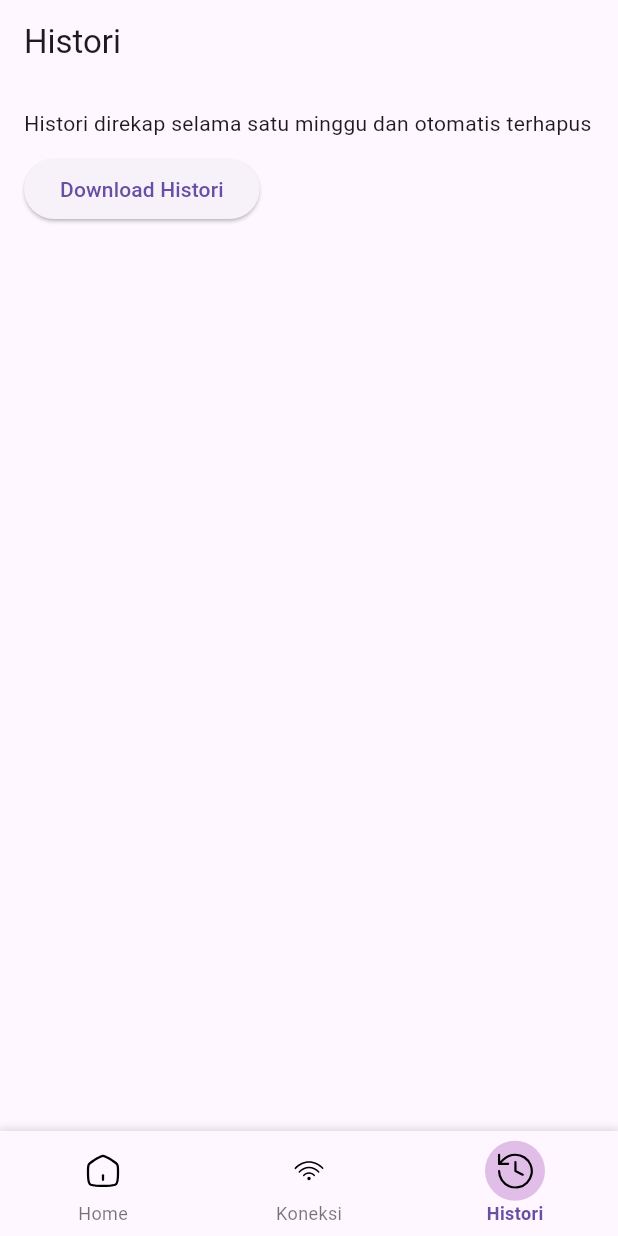
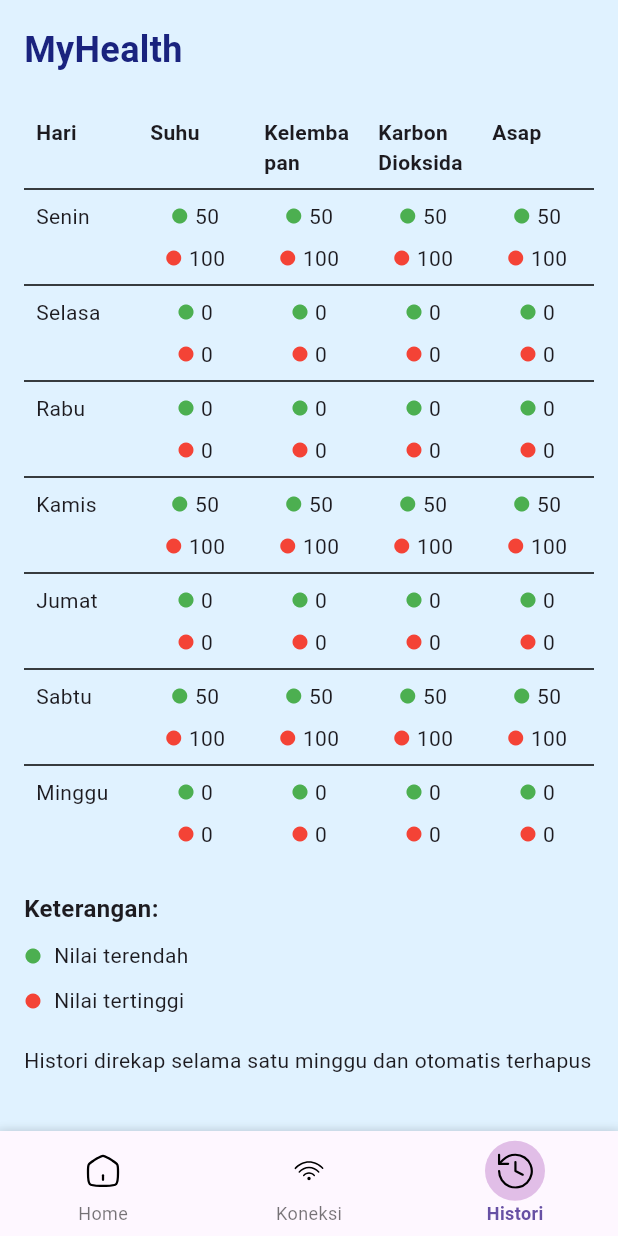
Before and after one commit to RafiHana/MyHealth-App, a Flutter app: the screen it shows after launch, item 3 of the bottom bar chosen, on a phone screen of 412 x 824 dp. Run offline on Flutter 3.47's test engine with Material 3 defaults, Android fonts, the phone set to English and light mode, and no system bars; our stand-ins replace flutter_svg.

Commit message:
update UI hitory

```diff
--- a/lib/pages/history_page.dart
+++ b/lib/pages/history_page.dart
@@ -4,19 +4,143 @@ class HistoryPage extends StatelessWidget {
   @override
   Widget build(BuildContext context) {
     return Scaffold(
-      appBar: AppBar(title: Text('Histori')),
-      body: Padding(
-        padding: const EdgeInsets.all(16.0),
-        child: Column(
-          crossAxisAlignment: CrossAxisAlignment.start,
-          children: [
-            Text('Histori direkap selama satu minggu dan otomatis terhapus',
-                style: TextStyle(fontSize: 14)),
-            SizedBox(height: 10),
-            ElevatedButton(onPressed: () {}, child: Text('Download Histori')),
-          ],
+      backgroundColor: const Color(0xFFE0F2FF),
+      body: SafeArea(
+        child: SingleChildScrollView( // Tambahkan SingleChildScrollView di sini
+          child: Padding(
+            padding: const EdgeInsets.all(16.0),
+            child: Column(
+              crossAxisAlignment: CrossAxisAlignment.start,
+              children: [
+                Text(
+                  "MyHealth",
+                  style: TextStyle(
+                    fontSize: 24,
+                    fontWeight: FontWeight.bold,
+                    color: Colors.indigo.shade900,
+                  ),
+                ),
+                const SizedBox(height: 20),
+                Table(
+                  border: TableBorder(
+                    horizontalInside: BorderSide(color: Colors.black, width: 1),
+                  ),
+                  columnWidths: const {
+                    0: FlexColumnWidth(2),
+                    1: FlexColumnWidth(2),
+                    2: FlexColumnWidth(2),
+                    3: FlexColumnWidth(2),
+                    4: FlexColumnWidth(2),
+                  },
+                  children: [
+                    const TableRow(
+                      decoration: BoxDecoration(),
+                      children: [
+                        Padding(
+                          padding: EdgeInsets.all(8.0),
+                          child: Text('Hari', style: TextStyle(fontWeight: FontWeight.bold)),
+                        ),
+                        Padding(
+                          padding: EdgeInsets.all(8.0),
+                          child: Text('Suhu', style: TextStyle(fontWeight: FontWeight.bold)),
+                        ),
+                        Padding(
+                          padding: EdgeInsets.all(8.0),
+                          child: Text('Kelembapan', style: TextStyle(fontWeight: FontWeight.bold)),
+                        ),
+                        Padding(
+                          padding: EdgeInsets.all(8.0),
+                          child: Text('Karbon Dioksida', style: TextStyle(fontWeight: FontWeight.bold)),
+                        ),
+                        Padding(
+                          padding: EdgeInsets.all(8.0),
+                          child: Text('Asap', style: TextStyle(fontWeight: FontWeight.bold)),
+                        ),
+                      ],
+                    ),
+                    buildRow('Senin', true),
+                    buildRow('Selasa', false),
+                    buildRow('Rabu', false),
+                    buildRow('Kamis', true),
+                    buildRow('Jumat', false),
+                    buildRow('Sabtu', true),
+                    buildRow('Minggu', false),
+                  ],
+                ),
+                const SizedBox(height: 20),
+                const Text(
+                  'Keterangan:',
+                  style: TextStyle(fontSize: 16, fontWeight: FontWeight.bold),
+                ),
+                const SizedBox(height: 10),
+                Row(
+                  children: const [
+                    Icon(Icons.circle, color: Colors.green, size: 12),
+                    SizedBox(width: 8),
+                    Text('Nilai terendah'),
+                  ],
+                ),
+                const SizedBox(height: 10),
+                Row(
+                  children: const [
+                    Icon(Icons.circle, color: Colors.red, size: 12),
+                    SizedBox(width: 8),
+                    Text('Nilai tertinggi'),
+                  ],
+                ),
+                const SizedBox(height: 20),
+                const Text(
+                  'Histori direkap selama satu minggu dan otomatis terhapus',
+                  style: TextStyle(fontSize: 14),
+                ),
+              ],
+            ),
+          ),
         ),
       ),
     );
   }
+
+  TableRow buildRow(String day, bool hasData) {
+    return TableRow(
+      children: [
+        Padding(
+          padding: const EdgeInsets.all(8.0),
+          child: Text(day),
+        ),
+        buildIconRow(hasData),
+        buildIconRow(hasData),
+        buildIconRow(hasData),
+        buildIconRow(hasData),
+      ],
+    );
+  }
+
+  Widget buildIconRow(bool hasData) {
+    return Padding(
+      padding: const EdgeInsets.all(8.0),
+      child: Column(
+        mainAxisAlignment: MainAxisAlignment.center,
+        children: [
+          Row(
+            mainAxisAlignment: MainAxisAlignment.center,
+            children: [
+              Icon(Icons.circle, color: Colors.green, size: 12),
+              const SizedBox(width: 4),
+              Text(hasData ? "50" : "0"), // Data jika ada atau tidak
+            ],
+          ),
+          const SizedBox(height: 8),
+          Row(
+            mainAxisAlignment: MainAxisAlignment.center,
+            children: [
+              Icon(Icons.circle, color: Colors.red, size: 12),
+              const SizedBox(width: 4),
+              Text(hasData ? "100" : "0"), // Data jika ada atau tidak
+            ],
+          ),
+        ],
+      ),
+    );
+  }
 }
```
